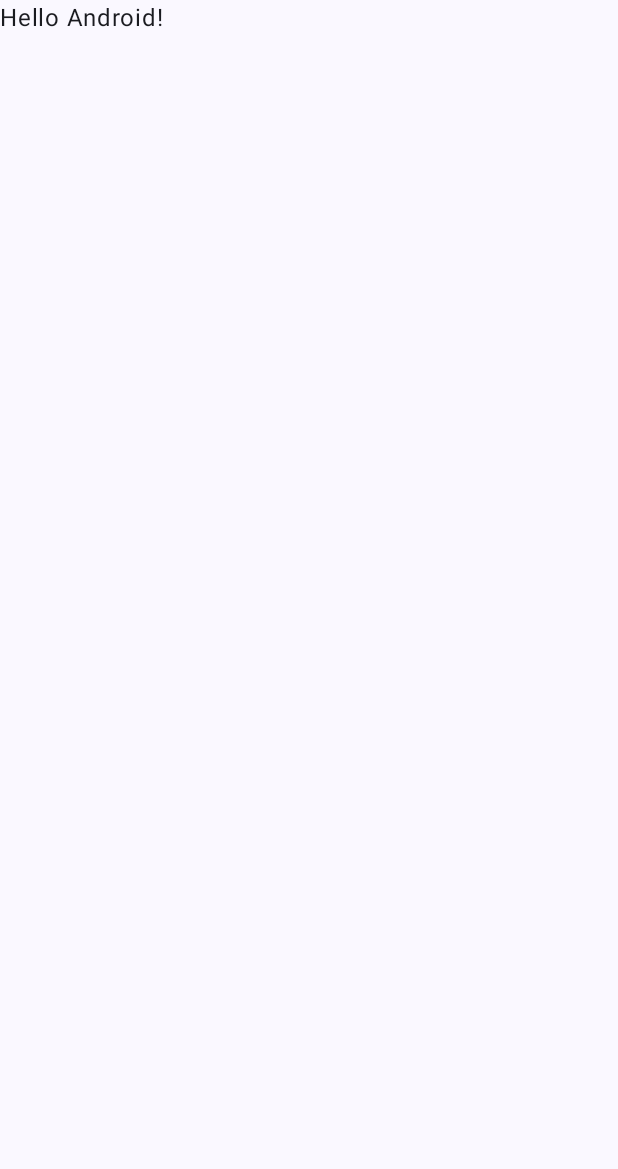
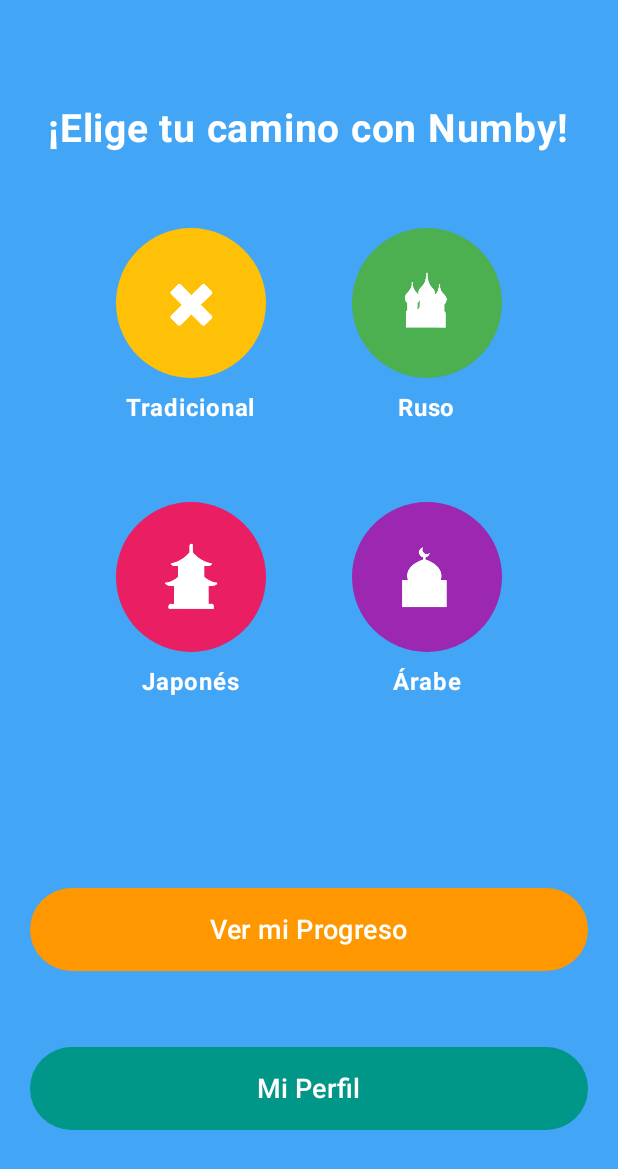
Before and after one commit to Javier-cyber-Wx/Proyecto-de-Graduaci-n, an Android app built with Jetpack Compose: the Menu screen opened directly, with no data from a screen before it, on a phone screen of 412 x 824 dp. Before the commit the part shown is almost empty. Shown: the top 1169 px of the screen. Run offline under Robolectric (Android 15) with nearby library versions, the phone set to English and light mode, and no system bars.

Commit message:
se creo el menu y los botones para navegar

```diff
--- a/app/build.gradle
+++ b/app/build.gradle
@@ -2,7 +2,6 @@ plugins {
     alias(libs.plugins.android.application)
     alias(libs.plugins.kotlin.android)
     alias(libs.plugins.kotlin.compose)
-    id("com.android.application")
     id("com.google.gms.google-services")
 }
 
--- a/app/src/main/AndroidManifest.xml
+++ b/app/src/main/AndroidManifest.xml
@@ -30,7 +30,8 @@
             android:name=".Menu"
             android:exported="false"
             android:label="@string/title_activity_menu"
-            android:theme="@style/Theme.TableMath" />
+            android:theme="@style/Theme.TableMath"
+            tools:ignore="MissingClass" />
         <activity
             android:name=".MainActivity"
             android:exported="true"
--- a/app/src/main/java/com/example/tablemath/Bienvenida.kt
+++ b/app/src/main/java/com/example/tablemath/Bienvenida.kt
@@ -53,7 +53,7 @@ class Bienvenida : ComponentActivity() {
             TableMathTheme {
                 WelcomeScreen(
                     onRegisterClick = {
-                        startActivity(Intent(this, RegistroUsuario::class.java))
+                        startActivity(Intent(this, Menu::class.java))
                     },
                     onLoginClick = {
                         startActivity(Intent(this, Login::class.java))
@@ -70,7 +70,7 @@ fun NumbyAnimado()
         R.drawable.numby_animation_1, R.drawable.numby_animation_2, R.drawable.numby_animation_3
     )
     val hablaFrame = listOf(
-        R.drawable.animacion_boca_1, R.drawable.animacion_boca_2, R.drawable.animacion_boca_3
+        R.drawable.animboca_1, R.drawable.animboca_2, R.drawable.animboca_3, R.drawable.animboca_4
     )
     var currentSaludoFrame by remember { mutableStateOf(0) }
     var enSaludo by remember { mutableStateOf(true) }
--- a/app/src/main/java/com/example/tablemath/MainActivity.kt
+++ b/app/src/main/java/com/example/tablemath/MainActivity.kt
@@ -91,7 +91,7 @@ fun SplashScreen(onTimeout: () -> Unit) {
             ){
                 Image(
                     painter = painterResource(id = R.drawable.numby),
-                    contentDescription = "Masxota",
+                    contentDescription = "Mascota",
                     modifier = Modifier
                         .size(120.dp)
                         .scale(scale)
--- a/app/src/main/java/com/example/tablemath/Menu.kt
+++ b/app/src/main/java/com/example/tablemath/Menu.kt
@@ -1,47 +1,194 @@
 package com.example.tablemath
-
+import android.content.Intent
 import android.os.Bundle
 import androidx.activity.ComponentActivity
 import androidx.activity.compose.setContent
 import androidx.activity.enableEdgeToEdge
-import androidx.compose.foundation.layout.fillMaxSize
-import androidx.compose.foundation.layout.padding
-import androidx.compose.material3.Scaffold
-import androidx.compose.material3.Text
+import androidx.compose.foundation.background
+import androidx.compose.foundation.clickable
+import androidx.compose.foundation.layout.*
+import androidx.compose.foundation.shape.CircleShape
+import androidx.compose.foundation.shape.RoundedCornerShape
+import androidx.compose.material3.*
 import androidx.compose.runtime.Composable
+import androidx.compose.ui.Alignment
 import androidx.compose.ui.Modifier
+import androidx.compose.ui.graphics.Color
+import androidx.compose.ui.res.painterResource
+import androidx.compose.ui.text.font.FontWeight
 import androidx.compose.ui.tooling.preview.Preview
+import androidx.compose.ui.unit.dp
+import androidx.compose.ui.unit.sp
+import com.example.tablemath.Login
+import com.example.tablemath.R
+import com.example.tablemath.RegistroUsuario
 import com.example.tablemath.ui.theme.TableMathTheme
-
 class Menu : ComponentActivity() {
     override fun onCreate(savedInstanceState: Bundle?) {
         super.onCreate(savedInstanceState)
         enableEdgeToEdge()
         setContent {
             TableMathTheme {
-                Scaffold(modifier = Modifier.fillMaxSize()) { innerPadding ->
-                    Greeting(
-                        name = "Android",
-                        modifier = Modifier.padding(innerPadding)
-                    )
-                }
+                // 📌 Aquí llamamos al menú principal
+                MainMenuScreen(
+                    onMetodoClick = { metodo ->
+                        when (metodo) {
+                            "Tradicional" -> {
+                                startActivity(Intent(this, Login::class.java))
+                            }
+                            "Ruso" -> {
+                                startActivity(Intent(this, RegistroUsuario::class.java))
+                            }
+                            "Japones" -> {
+                                startActivity(Intent(this, Login::class.java))
+                            }
+                            "Arabe" -> {
+                                startActivity(Intent(this, RegistroUsuario::class.java))
+                            }
+                        }
+                    },
+                    onProgresoClick = {
+                        // Navegar a la pantalla de progreso
+                        // startActivity(Intent(this, ProgresoActivity::class.java))
+                    },
+                    onPerfilClick = {
+                        // Navegar a la pantalla de perfil
+                        // startActivity(Intent(this, PerfilActivity::class.java))
+                    }
+                )
             }
         }
     }
 }
 
+
 @Composable
-fun Greeting(name: String, modifier: Modifier = Modifier) {
-    Text(
-        text = "Hello $name!",
-        modifier = modifier
-    )
-}
+fun MainMenuScreen(
+    onMetodoClick: (String) -> Unit,
+    onProgresoClick: () -> Unit,
+    onPerfilClick: () -> Unit
+) {
+    Box(
+        modifier = Modifier
+            .fillMaxSize()
+            .background(Color(0xFF42A5F5)), // Azul alegre como Duolingo
+        contentAlignment = Alignment.Center
+    ) {
+        Column(
+            modifier = Modifier.fillMaxSize().padding(20.dp),
+            verticalArrangement = Arrangement.SpaceEvenly,
+            horizontalAlignment = Alignment.CenterHorizontally
+        ) {
+            // Título de la App
+            Text(
+                text = "¡Elige tu camino con Numby!",
+                fontSize = 26.sp,
+                fontWeight = FontWeight.Bold,
+                color = Color.White
+            )
 
-@Preview(showBackground = true)
-@Composable
-fun GreetingPreview2() {
-    TableMathTheme {
-        Greeting("Android")
+            // Opciones del Menú en estilo circular (como Duolingo)
+            Row(
+                horizontalArrangement = Arrangement.SpaceEvenly,
+                modifier = Modifier.fillMaxWidth()
+            ) {
+                MenuOption(
+                    text = "Tradicional",
+                    color = Color(0xFFFFC107),
+                    iconRes = R.drawable.ic_tradicional,
+                    onClick = { onMetodoClick("Tradicional") }
+                )
+                MenuOption(
+                    text = "Ruso",
+                    color = Color(0xFF4CAF50),
+                    iconRes = R.drawable.ic_ruso,
+                    onClick = { onMetodoClick("Ruso") }
+                )
+            }
+
+            Row(
+                horizontalArrangement = Arrangement.SpaceEvenly,
+                modifier = Modifier.fillMaxWidth()
+            ) {
+                MenuOption(
+                    text = "Japonés",
+                    color = Color(0xFFE91E63),
+                    iconRes = R.drawable.ic_japones,
+                    onClick = { onMetodoClick("Japones") }
+                )
+                MenuOption(
+                    text = "Árabe",
+                    color = Color(0xFF9C27B0),
+                    iconRes = R.drawable.ic_arabe,
+                    onClick = { onMetodoClick("Arabe") }
+                )
+            }
+
+            Spacer(modifier = Modifier.height(24.dp))
+
+            // Botones secundarios
+            Button(
+                onClick = onProgresoClick,
+                colors = ButtonDefaults.buttonColors(containerColor = Color(0xFFFF9800)),
+                shape = RoundedCornerShape(30.dp),
+                modifier = Modifier
+                    .fillMaxWidth()
+                    .height(55.dp)
+            ) {
+                Text("Ver mi Progreso", fontSize = 18.sp, color = Color.White)
+            }
+
+            Button(
+                onClick = onPerfilClick,
+                colors = ButtonDefaults.buttonColors(containerColor = Color(0xFF009688)),
+                shape = RoundedCornerShape(30.dp),
+                modifier = Modifier
+                    .fillMaxWidth()
+                    .height(55.dp)
+            ) {
+                Text("Mi Perfil", fontSize = 18.sp, color = Color.White)
+            }
+        }
     }
 }
+@Composable
+fun MenuOption(text: String, color: Color, iconRes: Int, onClick: () -> Unit) {
+    Column(
+        horizontalAlignment = Alignment.CenterHorizontally,
+        modifier = Modifier.clickable { onClick() }
+    ) {
+        Box(
+            modifier = Modifier
+                .size(100.dp)
+                .background(color, CircleShape),
+            contentAlignment = Alignment.Center
+        ) {
+            Icon(
+                painter = painterResource(id = iconRes),
+                contentDescription = text,
+                tint = Color.White,
+                modifier = Modifier.size(50.dp)
+            )
+        }
+        Spacer(modifier = Modifier.height(8.dp))
+        Text(text, fontSize = 16.sp, color = Color.White, fontWeight = FontWeight.Bold)
+    }
+}
+@Preview(showBackground = true, showSystemUi = true, name = "Preview Menu Activity")
+@Composable
+fun MenuActivityPreview() {
+    TableMathTheme {
+        // Simulamos la Activity completa
+        MainMenuScreen(
+            onMetodoClick = { metodo ->
+                // Para preview no necesitamos acción real
+            },
+            onProgresoClick = {
+                // Para preview no necesitamos acción real
+            },
+            onPerfilClick = {
+                // Para preview no necesitamos acción real
+            }
+        )
+    }
+}
```
Also changed, not shown: app/src/main/res/drawable/ic_arabe.png (added), app/src/main/res/drawable/ic_japones.png (added), app/src/main/res/drawable/ic_ruso.png (added), app/src/main/res/drawable/ic_tradicional.png (added).
